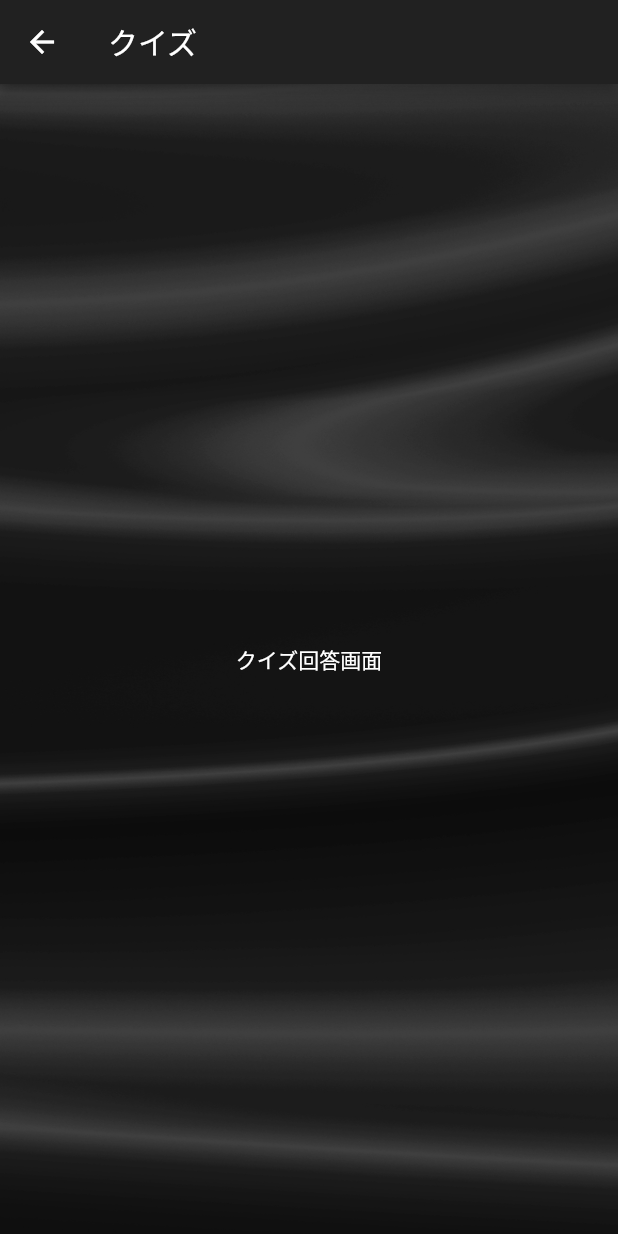
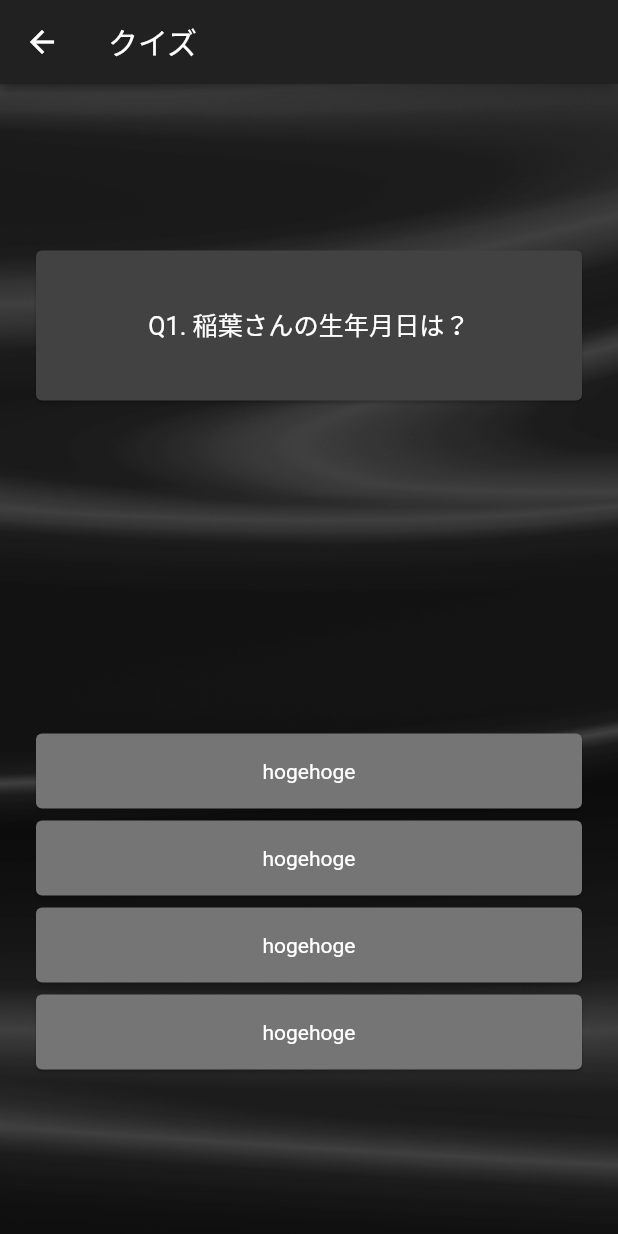
Before and after one commit to Kento-Ishizaki/bz_quiz, a Flutter app: the Level screen opened directly, after a tap on "初級", on a phone screen of 412 x 824 dp. Run offline on Flutter 3.47's test engine with Material 2 defaults, Android fonts, the phone set to English and light mode, and no system bars; our stand-ins replace firebase_auth; accounts and stored records are empty.

Commit message:
Feat: 回答画面の下書き

```diff
--- a/lib/components/quizzes/level.dart
+++ b/lib/components/quizzes/level.dart
@@ -4,15 +4,15 @@ import 'package:bz_quiz/components/quizzes/quiz.dart';
 import 'package:flutter/material.dart';
 
 class Level extends StatelessWidget {
-  List levels = ['初級', '中級', '上級'];
-  List levelColors = [Colors.pink[300], Colors.pink[500], Colors.red[700]];
-  List<Widget> levelCards = List<Widget>();
+  List _levels = ['初級', '中級', '上級'];
+  List _levelColors = [Colors.pink[300], Colors.pink[500], Colors.red[700]];
+  List<Widget> _levelCards = List<Widget>();
 
   List<Widget> _levelCardsWidget(BuildContext context) {
-    for (var i = 0; i < levels.length; i++) {
-      levelCards.add(
+    for (var i = 0; i < _levels.length; i++) {
+      _levelCards.add(
         Card(
-          color: levelColors[i].withOpacity(0.9),
+          color: _levelColors[i].withOpacity(0.9),
           child: InkWell(
             splashColor: Colors.white.withAlpha(100),
             onTap: () {
@@ -26,7 +26,7 @@ class Level extends StatelessWidget {
               height: 100,
               child: Center(
                 child: Text(
-                  levels[i],
+                  _levels[i],
                   textScaleFactor: 1.5,
                 ),
               ),
@@ -35,7 +35,7 @@ class Level extends StatelessWidget {
         ),
       );
     }
-    return levelCards;
+    return _levelCards;
   }
 
   @override
--- a/lib/components/quizzes/quiz.dart
+++ b/lib/components/quizzes/quiz.dart
@@ -8,14 +8,56 @@ class Quiz extends StatefulWidget {
 }
 
 class _QuizState extends State<Quiz> {
+  Widget _question() {
+    return Card(
+      color: Colors.grey[800],
+      child: Container(
+        height: 100.0,
+        child: Center(
+          child: Text(
+            'Q1. 稲葉さんの生年月日は？',
+            textScaleFactor: 1.2,
+          ),
+        ),
+      ),
+    );
+  }
+
+  Widget _options() {
+    return Card(
+      color: Colors.grey[600],
+      child: Container(
+        height: 50.0,
+        child: Center(
+          child: Text(
+            'hogehoge',
+          ),
+        ),
+      ),
+    );
+  }
+
   @override
   Widget build(BuildContext context) {
     return Scaffold(
       appBar: appBar('クイズ'),
       body: Container(
         decoration: backgroundImage(),
-        child: Center(
-          child: Text('クイズ回答画面'),
+        child: Padding(
+          padding: EdgeInsets.symmetric(horizontal: 20.0),
+          child: Column(
+            mainAxisAlignment: MainAxisAlignment.center,
+            children: <Widget>[
+              Spacer(),
+              _question(),
+              Spacer(flex: 2),
+              _options(),
+              _options(),
+              _options(),
+              _options(),
+              Spacer(),
+            ],
+          ),
         ),
       ),
     );
```
